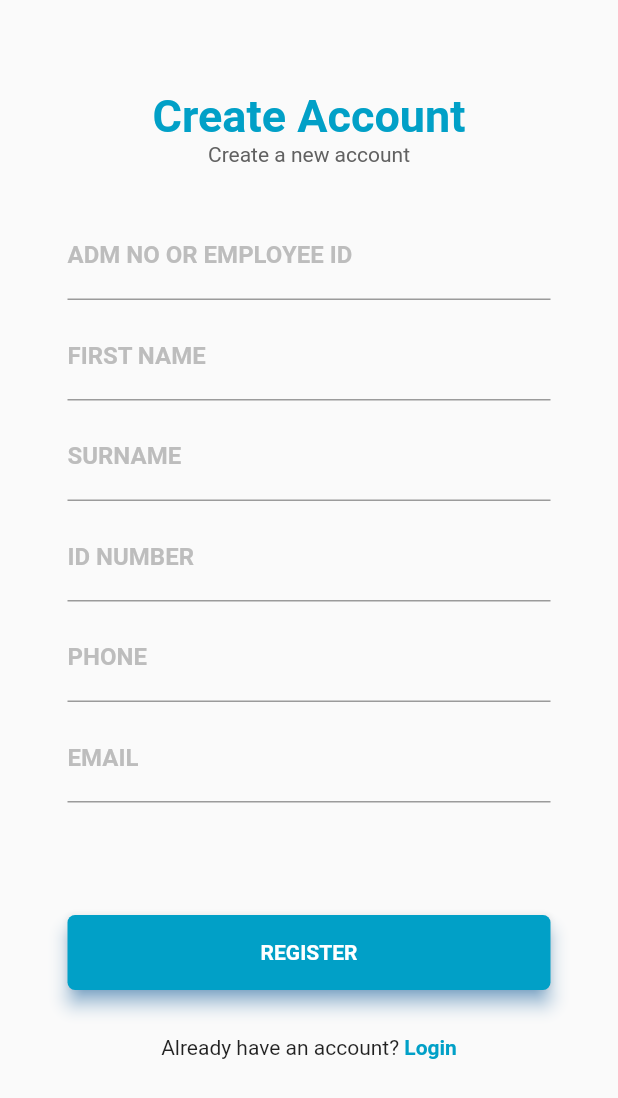
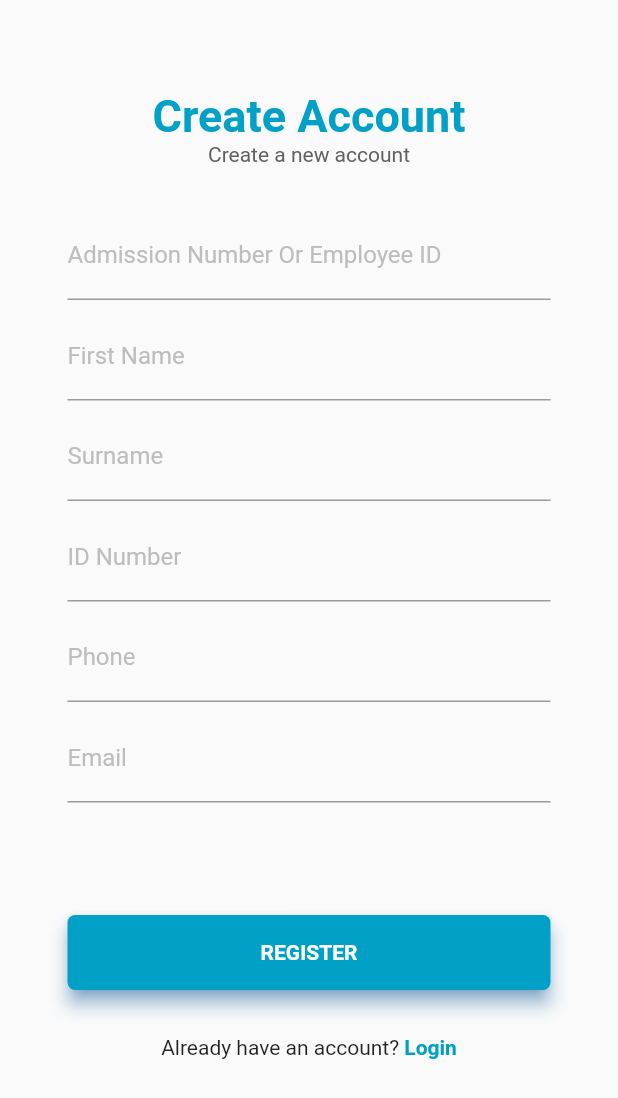
Before and after one commit to musumbidenis/assetracking, a Flutter app: the screen it shows after launch, after a tap on "Register", on a phone screen of 412 x 824 dp. Shown: the top 1098 px of the screen. Run offline on Flutter 3.47's test engine with Material 2 defaults, Android fonts, the phone set to English and light mode, and no system bars; our stand-ins replace flushbar, shared_preferences; missing offline and left inert: barcode_scan, platform_alert_dialog; Roboto replaces fonts that are missing (Source Sans Pro).

Commit message:
Changed font sizes for register & login screens

```diff
--- a/lib/pages/login.dart
+++ b/lib/pages/login.dart
@@ -51,10 +51,9 @@ class _LoginState extends State<Login> {
                     TextFormField(
                       controller: userIdController,
                       decoration: InputDecoration(
-                        labelText: "ADM NUMBER OR EMPLOYEE ID",
+                        labelText: "Admission Number Or Employee ID",
                         labelStyle: TextStyle(
                           fontFamily: 'Source Sans Pro',
-                          fontWeight: FontWeight.bold,
                           color: Colors.grey[400],
                         ),
                         focusedBorder: UnderlineInputBorder(
@@ -72,10 +71,9 @@ class _LoginState extends State<Login> {
                     TextFormField(
                       controller: idController,
                       decoration: InputDecoration(
-                        labelText: "ID NUMBER",
+                        labelText: "ID Number",
                         labelStyle: TextStyle(
                           fontFamily: 'Source Sans Pro',
-                          fontWeight: FontWeight.bold,
                           color: Colors.grey[400],
                         ),
                         focusedBorder: UnderlineInputBorder(
@@ -86,7 +84,7 @@ class _LoginState extends State<Login> {
                       obscureText: true,
                       validator: (String value) {
                         if (value.isEmpty) {
-                          return "ID NUMBER field cannot be blank";
+                          return "ID Number field cannot be blank";
                         }
                       },
                     ),
--- a/lib/pages/register.dart
+++ b/lib/pages/register.dart
@@ -51,10 +51,9 @@ class _RegisterState extends State<Register> {
                       TextFormField(
                         controller: userId,
                         decoration: InputDecoration(
-                          labelText: "ADM NO OR EMPLOYEE ID",
+                          labelText: "Admission Number Or Employee ID",
                           labelStyle: TextStyle(
                             fontFamily: 'Source Sans Pro',
-                            fontWeight: FontWeight.bold,
                             color: Colors.grey[400],
                           ),
                           focusedBorder: UnderlineInputBorder(
@@ -62,7 +61,7 @@ class _RegisterState extends State<Register> {
                         ),
                         validator: (String value) {
                           if (value.isEmpty) {
-                            return "THIS field cannot be blank";
+                            return "This field cannot be blank";
                           }
                         },
                       ),
@@ -70,10 +69,9 @@ class _RegisterState extends State<Register> {
                       TextFormField(
                         controller: firstName,
                         decoration: InputDecoration(
-                          labelText: "FIRST NAME",
+                          labelText: "First Name",
                           labelStyle: TextStyle(
                             fontFamily: 'Source Sans Pro',
-                            fontWeight: FontWeight.bold,
                             color: Colors.grey[400],
                           ),
                           focusedBorder: UnderlineInputBorder(
@@ -82,7 +80,7 @@ class _RegisterState extends State<Register> {
                         keyboardType: TextInputType.emailAddress,
                         validator: (String value) {
                           if (value.isEmpty) {
-                            return "FIRST NAME field cannot be blank";
+                            return "First Name field cannot be blank";
                           }
                         },
                       ),
@@ -90,10 +88,9 @@ class _RegisterState extends State<Register> {
                       TextFormField(
                         controller: surname,
                         decoration: InputDecoration(
-                          labelText: "SURNAME",
+                          labelText: "Surname",
                           labelStyle: TextStyle(
                             fontFamily: 'Source Sans Pro',
-                            fontWeight: FontWeight.bold,
                             color: Colors.grey[400],
                           ),
                           focusedBorder: UnderlineInputBorder(
@@ -102,7 +99,7 @@ class _RegisterState extends State<Register> {
                         keyboardType: TextInputType.emailAddress,
                         validator: (String value) {
                           if (value.isEmpty) {
-                            return "SURNAME field cannot be blank";
+                            return "Surname field cannot be blank";
                           }
                         },
                       ),
@@ -110,10 +107,9 @@ class _RegisterState extends State<Register> {
                       TextFormField(
                         controller: idNumber,
                         decoration: InputDecoration(
-                          labelText: "ID NUMBER",
+                          labelText: "ID Number",
                           labelStyle: TextStyle(
                             fontFamily: 'Source Sans Pro',
-                            fontWeight: FontWeight.bold,
                             color: Colors.grey[400],
                           ),
                           focusedBorder: UnderlineInputBorder(
@@ -122,7 +118,7 @@ class _RegisterState extends State<Register> {
                         keyboardType: TextInputType.number,
                         validator: (String value) {
                           if (value.isEmpty) {
-                            return "ID NUMBER field cannot be blank";
+                            return "ID Number field cannot be blank";
                           }
                         },
                       ),
@@ -130,10 +126,9 @@ class _RegisterState extends State<Register> {
                       TextFormField(
                         controller: phone,
                         decoration: InputDecoration(
-                          labelText: "PHONE",
+                          labelText: "Phone",
                           labelStyle: TextStyle(
                             fontFamily: 'Source Sans Pro',
-                            fontWeight: FontWeight.bold,
                             color: Colors.grey[400],
                           ),
                           focusedBorder: UnderlineInputBorder(
@@ -142,7 +137,7 @@ class _RegisterState extends State<Register> {
                         keyboardType: TextInputType.phone,
                         validator: (String value) {
                           if (value.isEmpty) {
-                            return "PHONE field cannot be blank";
+                            return "Phone field cannot be blank";
                           }
                         },
                       ),
@@ -150,10 +145,9 @@ class _RegisterState extends State<Register> {
                       TextFormField(
                         controller: email,
                         decoration: InputDecoration(
-                          labelText: "EMAIL",
+                          labelText: "Email",
                           labelStyle: TextStyle(
                             fontFamily: 'Source Sans Pro',
-                            fontWeight: FontWeight.bold,
                             color: Colors.grey[400],
                           ),
                           focusedBorder: UnderlineInputBorder(
@@ -162,7 +156,7 @@ class _RegisterState extends State<Register> {
                         keyboardType: TextInputType.emailAddress,
                         validator: (String value) {
                           if (value.isEmpty) {
-                            return "EMAIL field cannot be blank";
+                            return "Email field cannot be blank";
                           }
                         },
                       ),
--- a/pubspec.yaml
+++ b/pubspec.yaml
@@ -11,7 +11,7 @@ description: A new Flutter project.
 # In iOS, build-name is used as CFBundleShortVersionString while build-number used as CFBundleVersion.
 # Read more about iOS versioning at
 # https://developer.apple.com/library/archive/documentation/General/Reference/InfoPlistKeyReference/Articles/CoreFoundationKeys.html
-version: 1.1
+version: 1.1.0
 
 environment:
   sdk: ">=2.1.0 <3.0.0"
```
Also changed, not shown: 1 other file.
